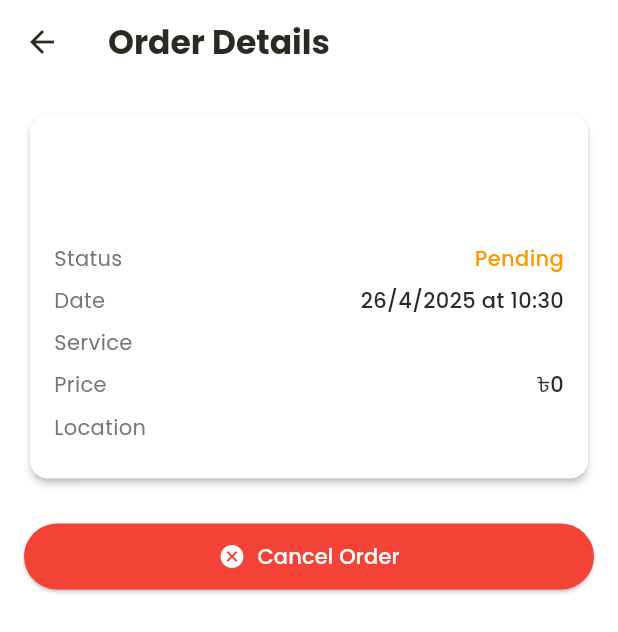
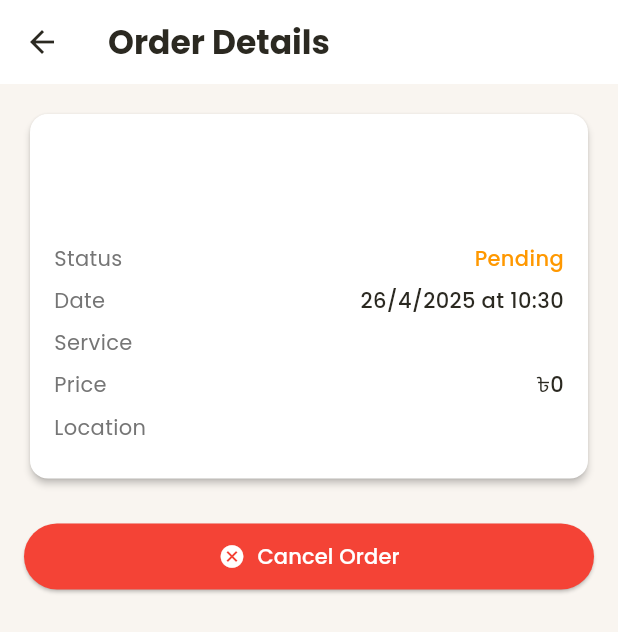
Before and after one commit to Learnathon-By-Geeky-Solutions/team-synergy, a Flutter app: the OrderDetailView screen opened directly with empty values, on a phone screen of 412 x 824 dp. Shown: the top 632 px of the screen. Run offline on Flutter 3.47's test engine with Material 3 defaults, Android fonts, the phone set to English and light mode, and no system bars; our stand-ins replace animated_splash_screen, curved_navigation_bar, geocoding, geolocator, google_maps_flutter, image_picker and 5 more; accounts and stored records are empty; network calls fail.

Commit message:
color related issue fixing

```diff
--- a/sohojogi/lib/base/theme/theme_data.dart
+++ b/sohojogi/lib/base/theme/theme_data.dart
@@ -40,7 +40,7 @@ ThemeData lightTheme = ThemeData(
   brightness: Brightness.light,
   primaryColor: primaryColor,
   hintColor: secondaryColor,
-  scaffoldBackgroundColor: lightColor,
+  scaffoldBackgroundColor: bgLightColor,
   colorScheme: const ColorScheme.light(
     primary: primaryColor,
     secondary: secondaryColor,
--- a/sohojogi/lib/constants/colors.dart
+++ b/sohojogi/lib/constants/colors.dart
@@ -6,3 +6,4 @@ const Color lightColor = Color(0xFFFFFFFF);
 const Color darkColor = Color(0xFF2B2921);
 const Color grayColor = Color(0xFF434545);
 const Color lightGrayColor = Color(0xFF7a7a7a);
+const Color bgLightColor = Color(0xFFF9F5F0);
--- a/sohojogi/lib/screens/chat/views/inbox_list_view.dart
+++ b/sohojogi/lib/screens/chat/views/inbox_list_view.dart
@@ -12,7 +12,7 @@ class InboxListView extends StatelessWidget {
   @override
   Widget build(BuildContext context) {
     final bool isDarkMode = MediaQuery.of(context).platformBrightness == Brightness.dark;
-    final bgColor = isDarkMode ? grayColor : const Color(0xFFF9F5F0);
+    final bgColor = isDarkMode ? grayColor : bgLightColor;
 
     return ChangeNotifierProvider(
       create: (_) => ChatViewModel(),
--- a/sohojogi/lib/screens/order/views/OrderDetailView.dart
+++ b/sohojogi/lib/screens/order/views/OrderDetailView.dart
@@ -3,6 +3,7 @@ import 'package:provider/provider.dart';
 import '../models/order_model.dart';
 import '../view_model/order_view_model.dart';
 import '../../../constants/colors.dart';
+import 'order_list_view.dart';
 
 class OrderDetailView extends StatefulWidget {
   final OrderModel order;
@@ -61,7 +62,10 @@ class _OrderDetailViewState extends State<OrderDetailView> {
                       ),
                     ),
                     const SizedBox(height: 8),
-                    Text(widget.order.description),
+                    Text(
+                        widget.order.description,
+                        maxLines: null,
+                    ),
                     const SizedBox(height: 16),
                     _buildInfoRow('Status', widget.order.statusText, widget.order.getStatusColor(isDarkMode)),
                     _buildInfoRow('Date', _formatDate(widget.order.createdAt), null),
@@ -185,11 +189,16 @@ class _OrderDetailViewState extends State<OrderDetailView> {
               color: Colors.grey[600],
             ),
           ),
-          Text(
-            value,
-            style: TextStyle(
-              fontWeight: FontWeight.w500,
-              color: valueColor,
+          Flexible(
+            child: Text(
+              value,
+              style: TextStyle(
+                fontWeight: FontWeight.w500,
+                color: valueColor,
+              ),
+              overflow: TextOverflow.ellipsis, // Prevent overflow
+              maxLines: 1, // Limit to one line
+              textAlign: TextAlign.right, // Align text to the right
             ),
           ),
         ],
@@ -265,7 +274,11 @@ class _OrderDetailViewState extends State<OrderDetailView> {
                 });
 
                 if (success) {
-                  Navigator.pop(context); // Navigate back to the order list
+                  Navigator.pushAndRemoveUntil(
+                    context,
+                    MaterialPageRoute(builder: (context) => const OrderListView()),
+                        (route) => false, // Clear navigation stack
+                  );
                   ScaffoldMessenger.of(context).showSnackBar(
                     const SnackBar(content: Text('Order cancelled successfully')),
                   );
```
Also changed, not shown: 4 other files.
